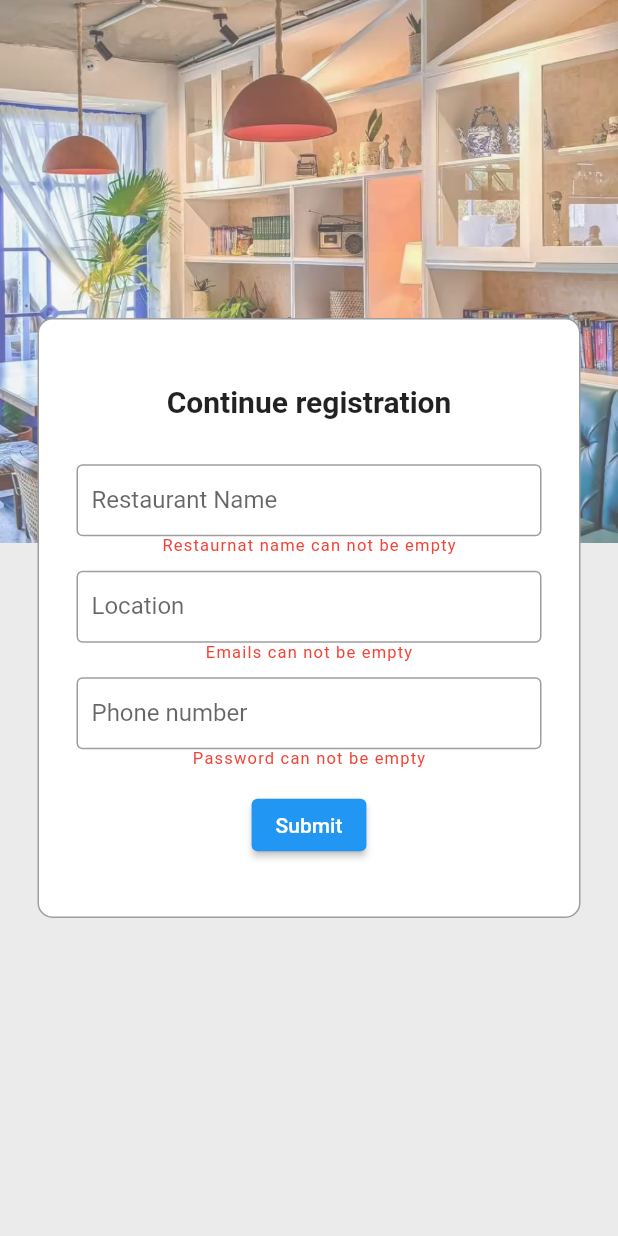
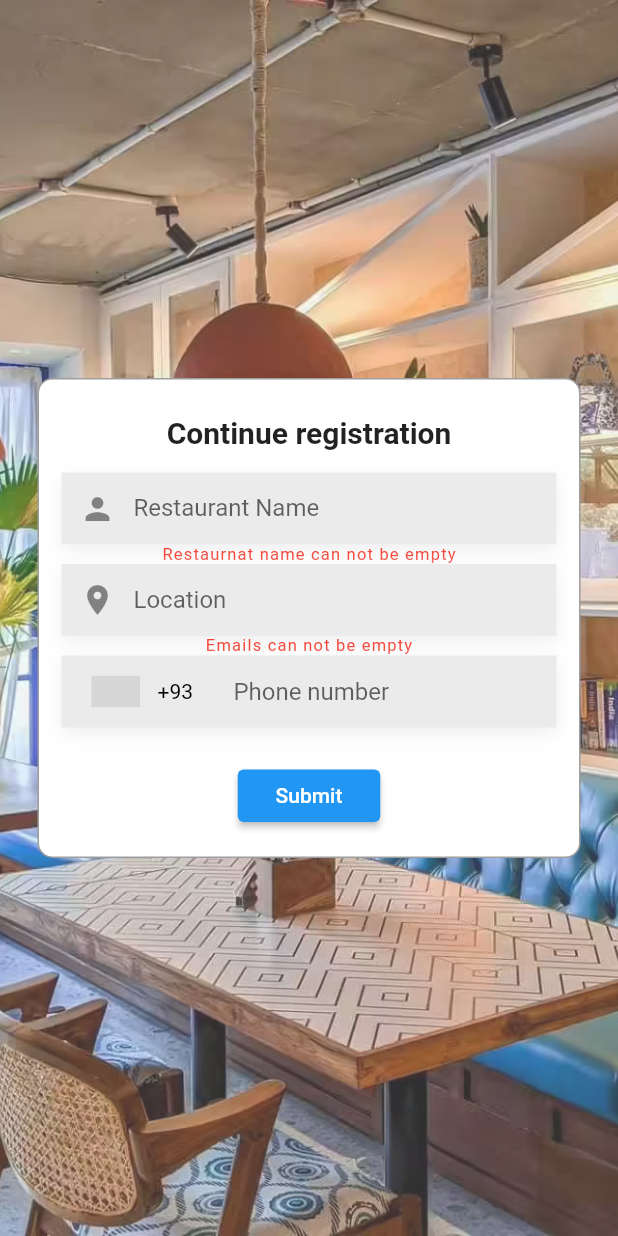
Before and after one commit to kalkidan12/restaurant-app-for-restaurants, a Flutter app: the ContinueRegister screen opened directly, after a tap on "Submit", on a phone screen of 412 x 824 dp. Run offline on Flutter 3.47's test engine with Material 2 defaults, Android fonts, the phone set to English and light mode, and no system bars; drawn by our look-alikes of intl_phone_number_input; our stand-ins replace gallery_saver, image_picker, localstorage, qr_flutter, share_plus; missing offline and left inert: flutter_barcode_scanner; grey boxes are pictures that could not be loaded.

Commit message:
auth page updated

```diff
--- a/lib/main.dart
+++ b/lib/main.dart
@@ -1,5 +1,6 @@
 import 'package:flutter/material.dart';
 import 'package:flutter/services.dart';
+import 'package:restaurantapp/screens/auth/continue_register_screen.dart';
 import 'package:restaurantapp/screens/auth/login_screen.dart';
 
 void main() {
--- a/lib/screens/auth/continue_register_screen.dart
+++ b/lib/screens/auth/continue_register_screen.dart
@@ -3,6 +3,7 @@ import 'dart:io';
 
 import 'package:flutter/material.dart';
 import 'package:http/http.dart' as http;
+import 'package:intl_phone_number_input/intl_phone_number_input.dart';
 import 'package:localstorage/localstorage.dart';
 import 'package:restaurantapp/api/config.dart';
 import 'package:restaurantapp/api/models/user_model.dart';
@@ -112,6 +113,8 @@ class _ContinueRegisterState extends State<ContinueRegister> {
     }
   }
 
+  String initialCountry = 'DE';
+  PhoneNumber number = PhoneNumber(isoCode: 'DE');
   @override
   Widget build(BuildContext context) {
     Size size = MediaQuery.of(context).size;
@@ -121,27 +124,24 @@ class _ContinueRegisterState extends State<ContinueRegister> {
         width: width,
         height: height,
         child: Scaffold(
-          backgroundColor: Color.fromARGB(255, 235, 235, 235),
+          backgroundColor: const Color.fromARGB(255, 235, 235, 235),
           resizeToAvoidBottomInset: false, //new line
 
-          body: Stack(
-            children: [
-              Container(
-                height: height / 2 - 50,
+          body: Container(
+              height: height,
+              width: width,
               decoration: const BoxDecoration(
                 image: DecorationImage(
                   image: AssetImage("assets/images/login.jpg"),
                   fit: BoxFit.cover,
-                    opacity: 0.7,
+                  opacity: 0.8,
                 ),
               ),
-                child: null /* add child content here */,
-              ),
-              Center(
+              child: Center(
                 child: CustomContainer(
-                  padding: EdgeInsets.all(15),
+                  padding: const EdgeInsets.all(15),
                   width: width - 50,
-                  height: 400,
+                  height: 320,
                   color: Colors.white,
                   borderRadius: BorderRadius.circular(10),
                   border: Border.all(color: Colors.grey),
@@ -151,20 +151,33 @@ class _ContinueRegisterState extends State<ContinueRegister> {
                         mainAxisAlignment: MainAxisAlignment.center,
                         crossAxisAlignment: CrossAxisAlignment.center,
                         children: [
-                          const Text(
+                          Container(
+                            decoration: const BoxDecoration(),
+                            padding: const EdgeInsets.only(top: 1, bottom: 15),
+                            child: const Text(
                               'Continue registration',
                               style: TextStyle(
                                   fontSize: 20, fontWeight: FontWeight.bold),
                             ),
+                          ),
                           Container(
-                            margin: const EdgeInsetsDirectional.only(top: 20),
-                            padding: const EdgeInsets.fromLTRB(10, 10, 10, 0),
-                            child: TextField(
+                            decoration: const BoxDecoration(
+                                color: Colors.white,
+                                boxShadow: [
+                                  BoxShadow(
+                                      color: Color(0xffeeeeee),
+                                      blurRadius: 10,
+                                      offset: Offset(0, 4))
+                                ]),
+                            child: TextFormField(
                               controller: nameController,
                               decoration: const InputDecoration(
+                                filled: true,
+                                fillColor: Color.fromARGB(255, 235, 235, 235),
+                                prefixIcon: Icon(Icons.person),
                                 contentPadding:
                                     EdgeInsets.fromLTRB(10, 2, 10, 2),
-                                border: OutlineInputBorder(),
+                                border: InputBorder.none,
                                 labelText: 'Restaurant Name',
                               ),
                             ),
@@ -179,14 +192,24 @@ class _ContinueRegisterState extends State<ContinueRegister> {
                             ),
                           ),
                           Container(
-                            padding: const EdgeInsets.fromLTRB(10, 10, 10, 0),
-                            child: TextField(
+                            decoration: const BoxDecoration(
+                                color: Colors.white,
+                                boxShadow: [
+                                  BoxShadow(
+                                      color: Color(0xffeeeeee),
+                                      blurRadius: 10,
+                                      offset: Offset(0, 4))
+                                ]),
+                            child: TextFormField(
                               keyboardType: TextInputType.streetAddress,
                               controller: locationController,
                               decoration: const InputDecoration(
+                                filled: true,
+                                fillColor: Color.fromARGB(255, 235, 235, 235),
+                                prefixIcon: Icon(Icons.location_on),
                                 contentPadding:
                                     EdgeInsets.fromLTRB(10, 2, 10, 2),
-                                border: OutlineInputBorder(),
+                                border: InputBorder.none,
                                 labelText: 'Location',
                               ),
                             ),
@@ -201,18 +224,57 @@ class _ContinueRegisterState extends State<ContinueRegister> {
                             ),
                           ),
                           Container(
-                            padding: const EdgeInsets.fromLTRB(10, 10, 10, 0),
-                            child: TextField(
+                              decoration: const BoxDecoration(
+                                  color: Color.fromARGB(255, 235, 235, 235),
+                                  boxShadow: [
+                                    BoxShadow(
+                                        color: Color(0xffeeeeee),
+                                        blurRadius: 10,
+                                        offset: Offset(0, 4))
+                                  ]),
+                              child: InternationalPhoneNumberInput(
+                                autoFocus: false,
+                                onInputChanged: (PhoneNumber number) {
+                                  setState(() {
+                                    this.number = number;
+                                  });
+                                },
+                                errorMessage: 'Invalid phone number',
+                                onInputValidated: (bool value) {},
+                                selectorConfig: const SelectorConfig(
+                                  selectorType:
+                                      PhoneInputSelectorType.BOTTOM_SHEET,
+                                ),
+                                ignoreBlank: false,
+                                autoValidateMode: AutovalidateMode.disabled,
+                                selectorTextStyle:
+                                    const TextStyle(color: Colors.black),
+                                initialValue: null,
+                                textFieldController: phoneController,
+                                formatInput: true,
                                 keyboardType: TextInputType.phone,
-                              controller: phoneController,
-                              decoration: const InputDecoration(
-                                contentPadding:
-                                    EdgeInsets.fromLTRB(10, 2, 10, 2),
-                                border: OutlineInputBorder(),
-                                labelText: 'Phone number',
-                              ),
-                            ),
-                          ),
+                                inputBorder: InputBorder.none,
+                                onSaved: (PhoneNumber number) {
+                                  setState(() {
+                                    this.number = number;
+                                  });
+                                },
+                              )),
+
+                          //  TextFormField(
+                          //   keyboardType: TextInputType.phone,
+                          //   controller: phoneController,
+                          //   decoration: const InputDecoration(
+                          //     filled: true,
+                          //     fillColor: Color.fromARGB(255, 235, 235, 235),
+                          //     prefixIcon: Icon(Icons.phone),
+                          //     contentPadding:
+                          //         EdgeInsets.fromLTRB(10, 2, 10, 2),
+                          //     border: InputBorder.none,
+                          //     labelText: 'Phone Number',
+                          //   ),
+                          // ),
+
                           Text(
                             phoneErrMsg,
                             style: const TextStyle(
@@ -223,7 +285,8 @@ class _ContinueRegisterState extends State<ContinueRegister> {
                             ),
                           ),
                           Container(
-                            margin: const EdgeInsets.fromLTRB(0, 20, 0, 0),
+                            margin: const EdgeInsets.fromLTRB(0, 15, 0, 0),
+                            width: 135,
                             height: 35,
                             padding: const EdgeInsets.fromLTRB(20, 0, 20, 0),
                             child: ElevatedButton(
@@ -231,7 +294,7 @@ class _ContinueRegisterState extends State<ContinueRegister> {
                                 if (_formKey.currentState!.validate()) {
                                   final name = nameController.text;
                                   final location = locationController.text;
-                                  final phone = phoneController.text;
+                                  final phone = number.phoneNumber;
 
                                   if (name == '') {
                                     setState(() {
@@ -303,9 +366,7 @@ class _ContinueRegisterState extends State<ContinueRegister> {
                         ],
                       )),
                 ),
-              )
-            ],
-          ),
+              )),
         ));
   }
 }
--- a/pubspec.yaml
+++ b/pubspec.yaml
@@ -42,6 +42,7 @@ dependencies:
   qr_flutter: ^4.0.0
   share_plus: ^6.3.1
   gallery_saver: ^2.3.2
+  intl_phone_number_input: ^0.7.2
   # barcode_widget: ^2.0.3
   # flutter_qr_bar_scanner: ^3.0.2
 
```
Also changed, not shown: pubspec.lock. Lines whose indentation alone changed are shown as unchanged.
